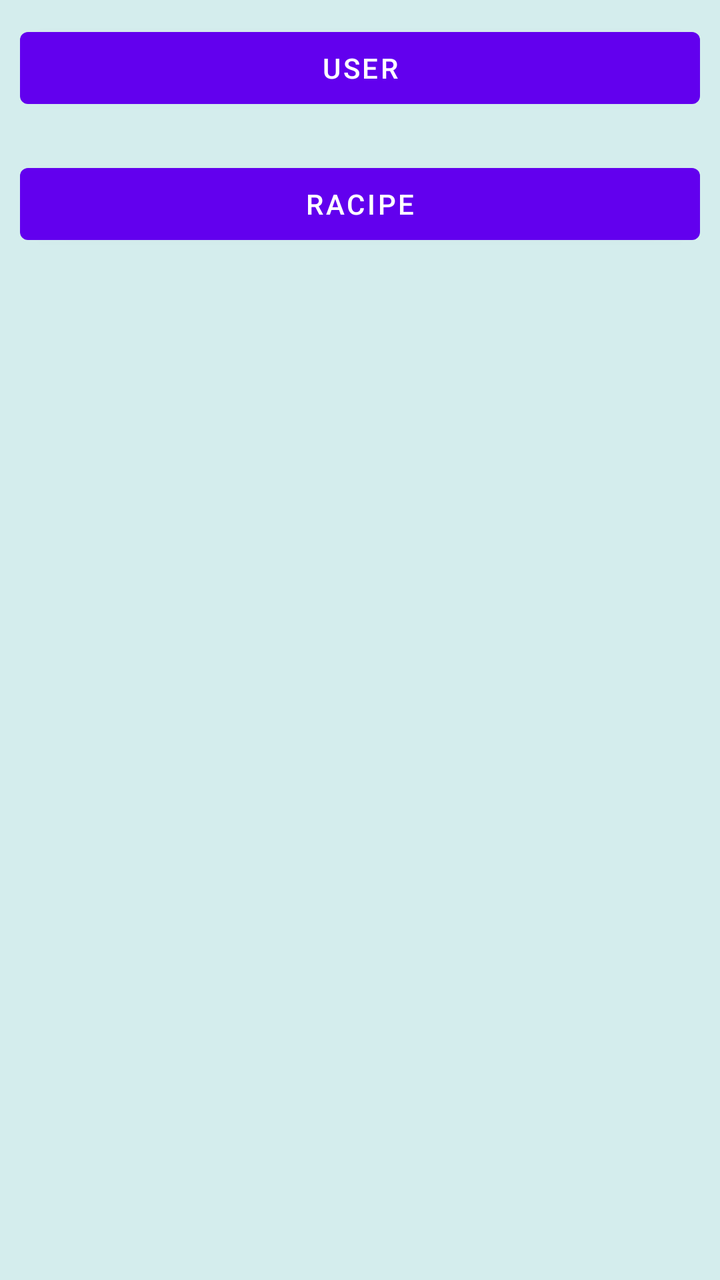
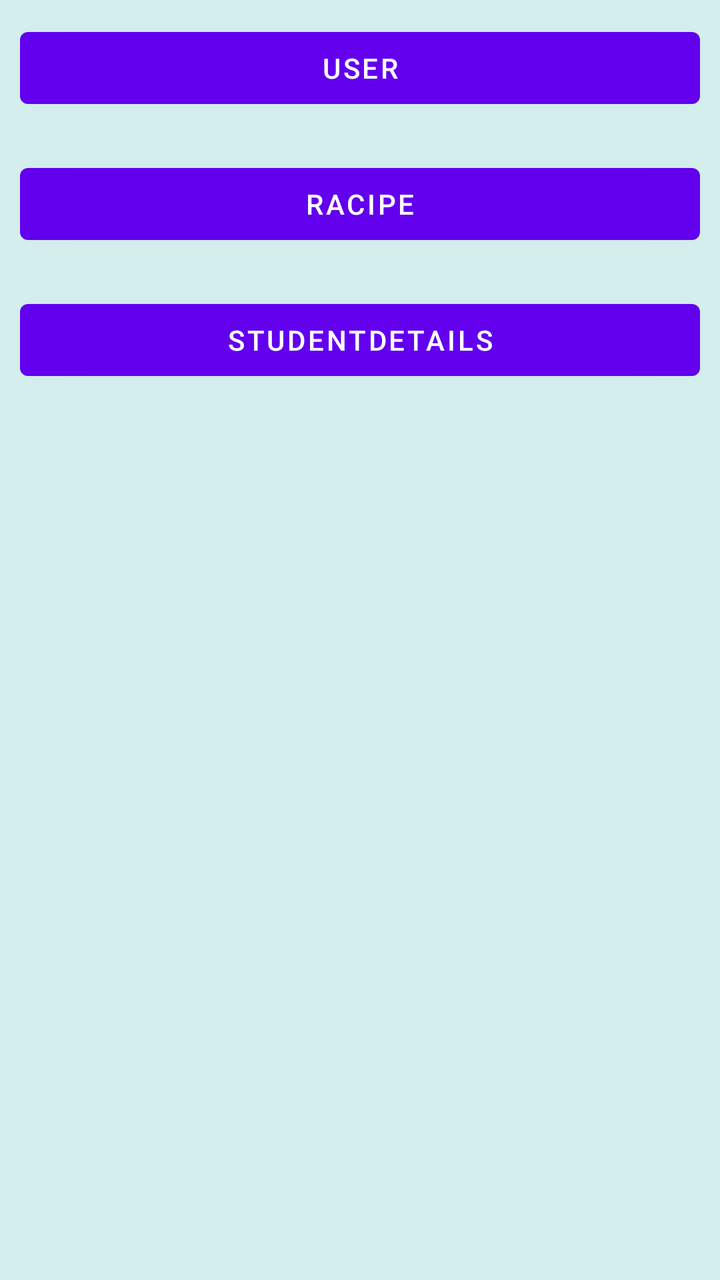

An Android layout rendered at two revisions. The XML below is the earlier revision; the diff shows what the commit changed to produce the second picture.
<!-- AndroidManifest.xml: application theme Theme.ApiPracticeToAdvanceLevelBySk -->
<!-- res/layout/fragment_home.xml -->
<?xml version="1.0" encoding="utf-8"?>
<LinearLayout xmlns:android="http://schemas.android.com/apk/res/android"
    xmlns:tools="http://schemas.android.com/tools"
    android:layout_width="match_parent"
    android:layout_height="match_parent"
    android:background="#D4EDED"
    android:orientation="vertical"
    tools:context=".ui.HomeFragment">



    <Button
        android:layout_width="match_parent"
        android:layout_height="wrap_content"
        android:text="User"
        android:layout_margin="10dp"
        android:id="@+id/user"
        />
       <Button
        android:layout_width="match_parent"
        android:layout_height="wrap_content"
        android:text="Racipe"
        android:id="@+id/racipe"
        android:layout_margin="10dp"
        />






</LinearLayout>
<!-- resources referenced by this layout -->
<resources>
  <style name="Theme.ApiPracticeToAdvanceLevelBySk" parent="Theme.MaterialComponents.DayNight.DarkActionBar">
          
          <item name="colorPrimary">@color/purple_500</item>
          <item name="colorPrimaryVariant">@color/purple_700</item>
          <item name="colorOnPrimary">@color/white</item>
          
          <item name="colorSecondary">@color/teal_200</item>
          <item name="colorSecondaryVariant">@color/teal_700</item>
          <item name="colorOnSecondary">@color/black</item>
          
          <item name="android:statusBarColor">?attr/colorPrimaryVariant</item>
          
      </style>
  <color name="purple_500">#FF6200EE</color>
  <color name="purple_700">#FF3700B3</color>
  <color name="white">#FFFFFFFF</color>
  <color name="teal_200">#FF03DAC5</color>
  <color name="teal_700">#FF018786</color>
  <color name="black">#FF000000</color>
</resources>

<!-- the commit's change to res/layout/fragment_home.xml (unified diff, before → after) -->
@@ -23,6 +23,13 @@
         android:id="@+id/racipe"
         android:layout_margin="10dp"
         />
+       <Button
+        android:layout_width="match_parent"
+        android:layout_height="wrap_content"
+        android:text="StudentDetails"
+        android:id="@+id/studentDetails"
+        android:layout_margin="10dp"
+        />
 
 
 
